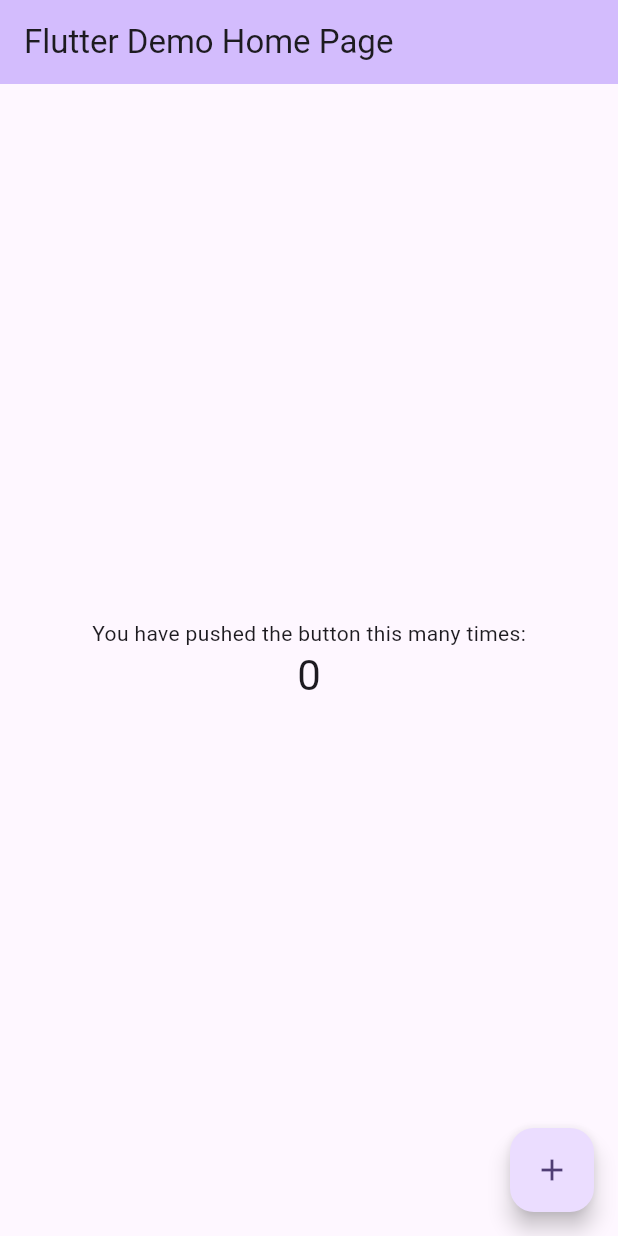
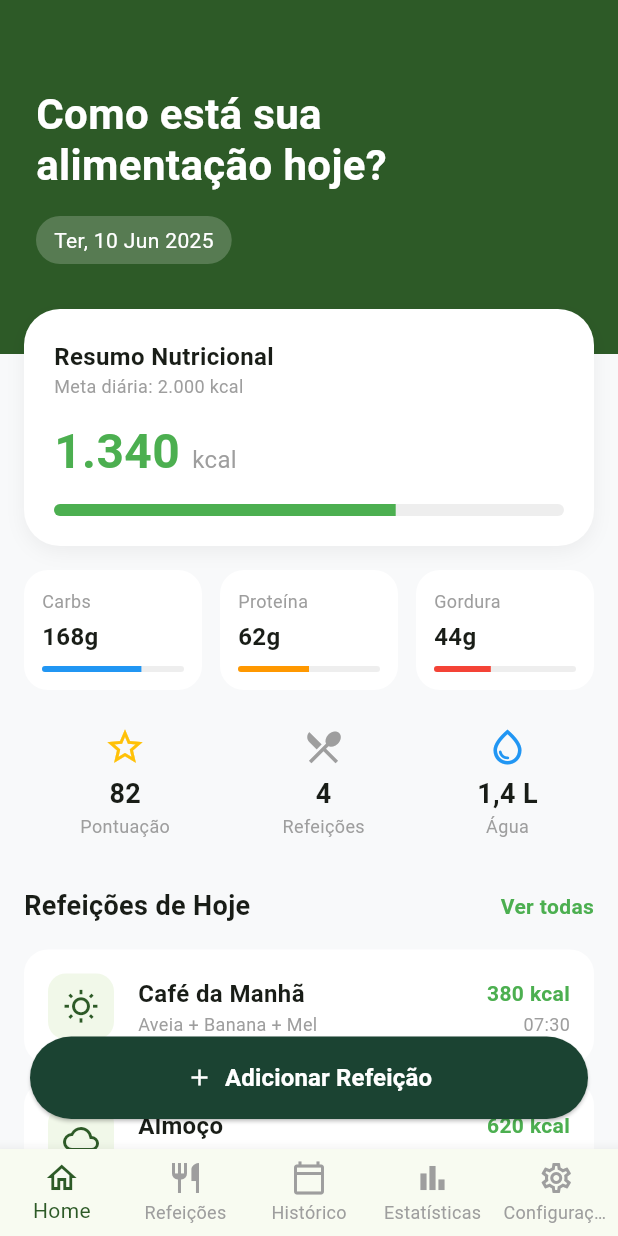
Before and after one commit to karine53/trabalho-dsdm-2-tri-, a Flutter app: the screen it shows after launch, on a phone screen of 412 x 824 dp. Run offline on Flutter 3.47's test engine with Material 3 defaults, Android fonts, the phone set to English and light mode, and no system bars.

Commit message:
tela inicial

```diff
--- a/nutribem/lib/main.dart
+++ b/nutribem/lib/main.dart
@@ -1,122 +1,24 @@
 import 'package:flutter/material.dart';
+import 'pages/pg-inicial.dart'; // Importa o arquivo que você salvou
 
 void main() {
-  runApp(const MyApp());
+  runApp(const NutritionApp());
 }
 
-class MyApp extends StatelessWidget {
-  const MyApp({super.key});
+class NutritionApp extends StatelessWidget {
+  const NutritionApp({super.key});
 
-  // This widget is the root of your application.
   @override
   Widget build(BuildContext context) {
     return MaterialApp(
-      title: 'Flutter Demo',
+      debugShowCheckedModeBanner: false,
+      title: 'Nutrição App',
       theme: ThemeData(
-        // This is the theme of your application.
-        //
-        // TRY THIS: Try running your application with "flutter run". You'll see
-        // the application has a purple toolbar. Then, without quitting the app,
-        // try changing the seedColor in the colorScheme below to Colors.green
-        // and then invoke "hot reload" (save your changes or press the "hot
-        // reload" button in a Flutter-supported IDE, or press "r" if you used
-        // the command line to start the app).
-        //
-        // Notice that the counter didn't reset back to zero; the application
-        // state is not lost during the reload. To reset the state, use hot
-        // restart instead.
-        //
-        // This works for code too, not just values: Most code changes can be
-        // tested with just a hot reload.
-        colorScheme: .fromSeed(seedColor: Colors.deepPurple),
+        useMaterial3: true,
+        colorScheme: ColorScheme.fromSeed(seedColor: const Color(0xFF2D5A27)),
       ),
-      home: const MyHomePage(title: 'Flutter Demo Home Page'),
+      // Chama a tela principal que está no arquivo pg-inicial.dart
+      home: const NutritionHomeScreen(),
     );
   }
 }
-
-class MyHomePage extends StatefulWidget {
-  const MyHomePage({super.key, required this.title});
-
-  // This widget is the home page of your application. It is stateful, meaning
-  // that it has a State object (defined below) that contains fields that affect
-  // how it looks.
-
-  // This class is the configuration for the state. It holds the values (in this
-  // case the title) provided by the parent (in this case the App widget) and
-  // used by the build method of the State. Fields in a Widget subclass are
-  // always marked "final".
-
-  final String title;
-
-  @override
-  State<MyHomePage> createState() => _MyHomePageState();
-}
-
-class _MyHomePageState extends State<MyHomePage> {
-  int _counter = 0;
-
-  void _incrementCounter() {
-    setState(() {
-      // This call to setState tells the Flutter framework that something has
-      // changed in this State, which causes it to rerun the build method below
-      // so that the display can reflect the updated values. If we changed
-      // _counter without calling setState(), then the build method would not be
-      // called again, and so nothing would appear to happen.
-      _counter++;
-    });
-  }
-
-  @override
-  Widget build(BuildContext context) {
-    // This method is rerun every time setState is called, for instance as done
-    // by the _incrementCounter method above.
-    //
-    // The Flutter framework has been optimized to make rerunning build methods
-    // fast, so that you can just rebuild anything that needs updating rather
-    // than having to individually change instances of widgets.
-    return Scaffold(
-      appBar: AppBar(
-        // TRY THIS: Try changing the color here to a specific color (to
-        // Colors.amber, perhaps?) and trigger a hot reload to see the AppBar
-        // change color while the other colors stay the same.
-        backgroundColor: Theme.of(context).colorScheme.inversePrimary,
-        // Here we take the value from the MyHomePage object that was created by
-        // the App.build method, and use it to set our appbar title.
-        title: Text(widget.title),
-      ),
-      body: Center(
-        // Center is a layout widget. It takes a single child and positions it
-        // in the middle of the parent.
-        child: Column(
-          // Column is also a layout widget. It takes a list of children and
-          // arranges them vertically. By default, it sizes itself to fit its
-          // children horizontally, and tries to be as tall as its parent.
-          //
-          // Column has various properties to control how it sizes itself and
-          // how it positions its children. Here we use mainAxisAlignment to
-          // center the children vertically; the main axis here is the vertical
-          // axis because Columns are vertical (the cross axis would be
-          // horizontal).
-          //
-          // TRY THIS: Invoke "debug painting" (choose the "Toggle Debug Paint"
-          // action in the IDE, or press "p" in the console), to see the
-          // wireframe for each widget.
-          mainAxisAlignment: .center,
-          children: [
-            const Text('You have pushed the button this many times:'),
-            Text(
-              '$_counter',
-              style: Theme.of(context).textTheme.headlineMedium,
-            ),
-          ],
-        ),
-      ),
-      floatingActionButton: FloatingActionButton(
-        onPressed: _incrementCounter,
-        tooltip: 'Increment',
-        child: const Icon(Icons.add),
-      ),
-    );
-  }
-}
--- /dev/null
+++ b/nutribem/lib/pages/pg-inicial.dart
@@ -0,0 +1,419 @@
+import 'package:flutter/material.dart';
+
+void main() {
+  runApp(const NutritionApp());
+}
+
+class NutritionApp extends StatelessWidget {
+  const NutritionApp({super.key});
+
+  @override
+  Widget build(BuildContext context) {
+    return MaterialApp(
+      debugShowCheckedModeBanner: false,
+      theme: ThemeData(
+        useMaterial3: true,
+        colorScheme: ColorScheme.fromSeed(seedColor: const Color(0xFF2D5A27)),
+      ),
+      home: const NutritionHomeScreen(),
+    );
+  }
+}
+
+class NutritionHomeScreen extends StatelessWidget {
+  const NutritionHomeScreen({super.key});
+
+  @override
+  Widget build(BuildContext context) {
+    return Scaffold(
+      backgroundColor: const Color(0xFFF8F9FA),
+      body: Stack(
+        children: [
+          SingleChildScrollView(
+            child: Column(
+              crossAxisAlignment: CrossAxisAlignment.start,
+              children: [
+                // Header Verde
+                const HeaderSection(),
+
+                // Conteúdo Principal com Overlap
+                Transform.translate(
+                  offset: const Offset(0, -30),
+                  child: Padding(
+                    padding: const EdgeInsets.symmetric(horizontal: 16.0),
+                    child: Column(
+                      children: [
+                        // Card Resumo Nutricional
+                        const NutritionalSummaryCard(),
+                        const SizedBox(height: 16),
+
+                        // Cards de Macros
+                        const Row(
+                          children: [
+                            Expanded(child: MacroCard(label: 'Carbs', value: '168g', progress: 0.7, color: Colors.blue)),
+                            SizedBox(width: 12),
+                            Expanded(child: MacroCard(label: 'Proteína', value: '62g', progress: 0.5, color: Colors.orange)),
+                            SizedBox(width: 12),
+                            Expanded(child: MacroCard(label: 'Gordura', value: '44g', progress: 0.4, color: Colors.red)),
+                          ],
+                        ),
+                        const SizedBox(height: 24),
+
+                        // Estatísticas Rápidas
+                        const Row(
+                          mainAxisAlignment: MainAxisAlignment.spaceAround,
+                          children: [
+                            StatItem(icon: Icons.star_outline, value: '82', label: 'Pontuação', iconColor: Colors.amber),
+                            StatItem(icon: Icons.restaurant_menu, value: '4', label: 'Refeições', iconColor: Colors.grey),
+                            StatItem(icon: Icons.water_drop_outlined, value: '1,4 L', label: 'Água', iconColor: Colors.blue),
+                          ],
+                        ),
+                        const SizedBox(height: 32),
+
+                        // Seção Refeições de Hoje
+                        const MealsHeader(),
+                        const SizedBox(height: 16),
+                        const MealListItem(
+                          icon: Icons.wb_sunny_outlined,
+                          title: 'Café da Manhã',
+                          subtitle: 'Aveia + Banana + Mel',
+                          calories: '380 kcal',
+                          time: '07:30',
+                        ),
+                        const MealListItem(
+                          icon: Icons.wb_cloudy_outlined,
+                          title: 'Almoço',
+                          subtitle: 'Frango grelhado + Arroz + Salada',
+                          calories: '620 kcal',
+                          time: '12:15',
+                        ),
+                        const MealListItem(
+                          icon: Icons.wb_twilight_outlined,
+                          title: 'Lanche',
+                          subtitle: 'Iogurte + Granola',
+                          calories: '210 kcal',
+                          time: '16:00',
+                        ),
+                        const SizedBox(height: 100), // Espaço para o botão
+                      ],
+                    ),
+                  ),
+                ),
+              ],
+            ),
+          ),
+
+          // Botão Adicionar Refeição
+          Positioned(
+            bottom: 20,
+            left: 20,
+            right: 20,
+            child: ElevatedButton.icon(
+              onPressed: () {},
+              icon: const Icon(Icons.add, color: Colors.white),
+              label: const Text(
+                'Adicionar Refeição',
+                style: TextStyle(color: Colors.white, fontSize: 16, fontWeight: FontWeight.bold),
+              ),
+              style: ElevatedButton.styleFrom(
+                backgroundColor: const Color(0xFF1B4332),
+                padding: const EdgeInsets.symmetric(vertical: 16),
+                shape: RoundedRectangleBorder(borderRadius: BorderRadius.circular(30)),
+              ),
+            ),
+          ),
+        ],
+      ),
+      bottomNavigationBar: const CustomBottomNavBar(),
+    );
+  }
+}
+
+class HeaderSection extends StatelessWidget {
+  const HeaderSection({super.key});
+
+  @override
+  Widget build(BuildContext context) {
+    return Container(
+      width: double.infinity,
+      padding: const EdgeInsets.only(top: 60, left: 24, right: 24, bottom: 60),
+      decoration: const BoxDecoration(
+        color: Color(0xFF2D5A27),
+        borderRadius: BorderRadius.only(
+          bottomLeft: Radius.circular(0),
+          bottomRight: Radius.circular(0),
+        ),
+      ),
+      child: Column(
+        crossAxisAlignment: CrossAxisAlignment.start,
+        children: [
+          const Text(
+            'Como está sua\nalimentação hoje?',
+            style: TextStyle(
+              color: Colors.white,
+              fontSize: 28,
+              fontWeight: FontWeight.bold,
+              height: 1.2,
+            ),
+          ),
+          const SizedBox(height: 16),
+          Container(
+            padding: const EdgeInsets.symmetric(horizontal: 12, vertical: 6),
+            decoration: BoxDecoration(
+              color: Colors.white.withOpacity(0.2),
+              borderRadius: BorderRadius.circular(20),
+            ),
+            child: const Text(
+              'Ter, 10 Jun 2025',
+              style: TextStyle(color: Colors.white, fontSize: 14),
+            ),
+          ),
+        ],
+      ),
+    );
+  }
+}
+
+class NutritionalSummaryCard extends StatelessWidget {
+  const NutritionalSummaryCard({super.key});
+
+  @override
+  Widget build(BuildContext context) {
+    return Container(
+      padding: const EdgeInsets.all(20),
+      decoration: BoxDecoration(
+        color: Colors.white,
+        borderRadius: BorderRadius.circular(24),
+        boxShadow: [
+          BoxShadow(
+            color: Colors.black.withOpacity(0.05),
+            blurRadius: 10,
+            offset: const Offset(0, 4),
+          ),
+        ],
+      ),
+      child: Column(
+        crossAxisAlignment: CrossAxisAlignment.start,
+        children: [
+          const Text(
+            'Resumo Nutricional',
+            style: TextStyle(fontWeight: FontWeight.bold, fontSize: 16),
+          ),
+          const Text(
+            'Meta diária: 2.000 kcal',
+            style: TextStyle(color: Colors.grey, fontSize: 12),
+          ),
+          const SizedBox(height: 12),
+          Row(
+            crossAxisAlignment: CrossAxisAlignment.baseline,
+            textBaseline: TextBaseline.alphabetic,
+            children: [
+              const Text(
+                '1.340',
+                style: TextStyle(
+                  color: Color(0xFF4CAF50),
+                  fontSize: 32,
+                  fontWeight: FontWeight.bold,
+                ),
+              ),
+              const SizedBox(width: 8),
+              const Text(
+                'kcal',
+                style: TextStyle(color: Colors.grey, fontSize: 16),
+              ),
+            ],
+          ),
+          const SizedBox(height: 12),
+          ClipRRect(
+            borderRadius: BorderRadius.circular(10),
+            child: const LinearProgressIndicator(
+              value: 0.67,
+              minHeight: 8,
+              backgroundColor: Color(0xFFEEEEEE),
+              valueColor: AlwaysStoppedAnimation<Color>(Color(0xFF4CAF50)),
+            ),
+          ),
+        ],
+      ),
+    );
+  }
+}
+
+class MacroCard extends StatelessWidget {
+  final String label;
+  final String value;
+  final double progress;
+  final Color color;
+
+  const MacroCard({
+    super.key,
+    required this.label,
+    required this.value,
+    required this.progress,
+    required this.color,
+  });
+
+  @override
+  Widget build(BuildContext context) {
+    return Container(
+      padding: const EdgeInsets.all(12),
+      decoration: BoxDecoration(
+        color: Colors.white,
+        borderRadius: BorderRadius.circular(16),
+      ),
+      child: Column(
+        crossAxisAlignment: CrossAxisAlignment.start,
+        children: [
+          Text(label, style: const TextStyle(color: Colors.grey, fontSize: 12)),
+          const SizedBox(height: 4),
+          Text(value, style: const TextStyle(fontWeight: FontWeight.bold, fontSize: 16)),
+          const SizedBox(height: 8),
+          ClipRRect(
+            borderRadius: BorderRadius.circular(10),
+            child: LinearProgressIndicator(
+              value: progress,
+              minHeight: 4,
+              backgroundColor: const Color(0xFFEEEEEE),
+              valueColor: AlwaysStoppedAnimation<Color>(color),
+            ),
+          ),
+        ],
+      ),
+    );
+  }
+}
+
+class StatItem extends StatelessWidget {
+  final IconData icon;
+  final String value;
+  final String label;
+  final Color iconColor;
+
+  const StatItem({
+    super.key,
+    required this.icon,
+    required this.value,
+    required this.label,
+    required this.iconColor,
+  });
+
+  @override
+  Widget build(BuildContext context) {
+    return Column(
+      children: [
+        Icon(icon, color: iconColor, size: 28),
+        const SizedBox(height: 4),
+        Text(value, style: const TextStyle(fontWeight: FontWeight.bold, fontSize: 18)),
+        Text(label, style: const TextStyle(color: Colors.grey, fontSize: 12)),
+      ],
+    );
+  }
+}
+
+class MealsHeader extends StatelessWidget {
+  const MealsHeader({super.key});
+
+  @override
+  Widget build(BuildContext context) {
+    return const Row(
+      mainAxisAlignment: MainAxisAlignment.spaceBetween,
+      children: [
+        Text(
+          'Refeições de Hoje',
+          style: TextStyle(fontSize: 18, fontWeight: FontWeight.bold),
+        ),
+        Text(
+          'Ver todas',
+          style: TextStyle(color: Color(0xFF4CAF50), fontWeight: FontWeight.w600),
+        ),
+      ],
+    );
+  }
+}
+
+class MealListItem extends StatelessWidget {
+  final IconData icon;
+  final String title;
+  final String subtitle;
+  final String calories;
+  final String time;
+
+  const MealListItem({
+    super.key,
+    required this.icon,
+    required this.title,
+    required this.subtitle,
+    required this.calories,
+    required this.time,
+  });
+
+  @override
+  Widget build(BuildContext context) {
+    return Container(
+      margin: const EdgeInsets.only(bottom: 12),
+      padding: const EdgeInsets.all(16),
+      decoration: BoxDecoration(
+        color: Colors.white,
+        borderRadius: BorderRadius.circular(16),
+      ),
+      child: Row(
+        children: [
+          Container(
+            padding: const EdgeInsets.all(10),
+            decoration: BoxDecoration(
+              color: const Color(0xFFF1F8E9),
+              borderRadius: BorderRadius.circular(12),
+            ),
+            child: Icon(icon, color: const Color(0xFF2D5A27), size: 24),
+          ),
+          const SizedBox(width: 16),
+          Expanded(
+            child: Column(
+              crossAxisAlignment: CrossAxisAlignment.start,
+              children: [
+                Row(
+                  mainAxisAlignment: MainAxisAlignment.spaceBetween,
+                  children: [
+                    Text(title, style: const TextStyle(fontWeight: FontWeight.bold, fontSize: 16)),
+                    Text(
+                      calories,
+                      style: const TextStyle(color: Color(0xFF4CAF50), fontWeight: FontWeight.bold),
+                    ),
+                  ],
+                ),
+                Row(
+                  mainAxisAlignment: MainAxisAlignment.spaceBetween,
+                  children: [
+                    Text(subtitle, style: const TextStyle(color: Colors.grey, fontSize: 12)),
+                    Text(time, style: const TextStyle(color: Colors.grey, fontSize: 12)),
+                  ],
+                ),
+              ],
+            ),
+          ),
+        ],
+      ),
+    );
+  }
+}
+
+class CustomBottomNavBar extends StatelessWidget {
+  const CustomBottomNavBar({super.key});
+
+  @override
+  Widget build(BuildContext context) {
+    return BottomNavigationBar(
+      type: BottomNavigationBarType.fixed,
+      selectedItemColor: const Color(0xFF2D5A27),
+      unselectedItemColor: Colors.grey,
+      currentIndex: 0,
+      items: const [
+        BottomNavigationBarItem(icon: Icon(Icons.home_outlined), label: 'Home'),
+        BottomNavigationBarItem(icon: Icon(Icons.restaurant_outlined), label: 'Refeições'),
+        BottomNavigationBarItem(icon: Icon(Icons.calendar_today_outlined), label: 'Histórico'),
+        BottomNavigationBarItem(icon: Icon(Icons.bar_chart_outlined), label: 'Estatísticas'),
+        BottomNavigationBarItem(icon: Icon(Icons.settings_outlined), label: 'Configurações'),
+      ],
+    );
+  }
+}
```
